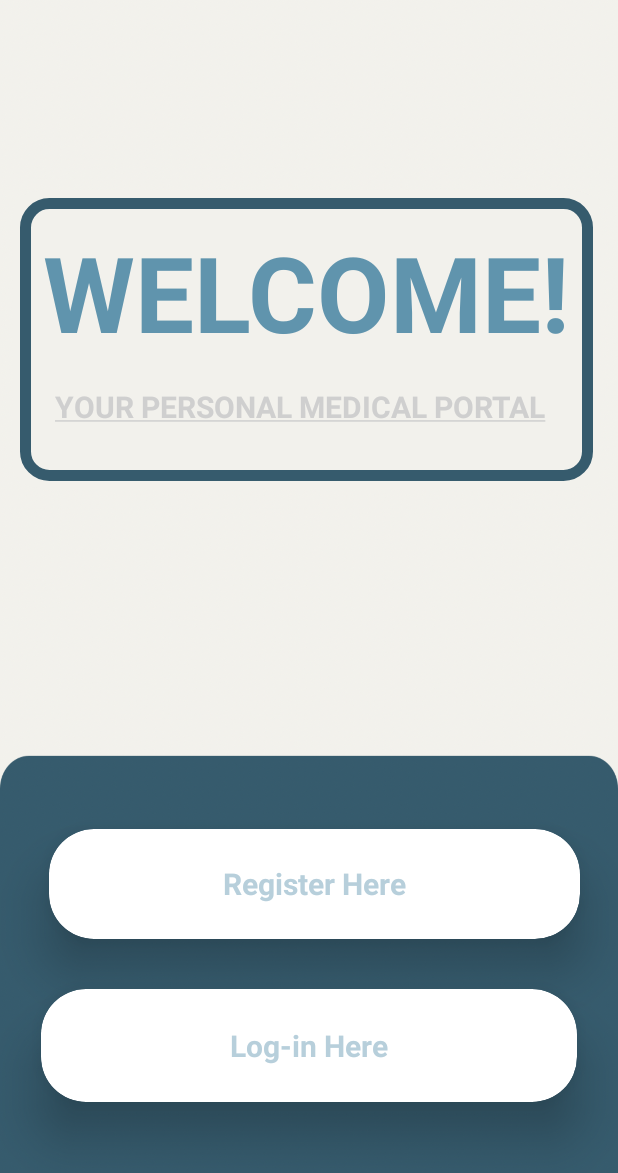
After one commit to uOttawaSEGA2023/project-project-group-26, an Android app: the layout welcomepage.xml on its own in the app's theme, with its tools: preview values and no code run, on a phone screen of 412 x 824 dp. The commit adds this screen. Shown: the top 1173 px of the screen. Run offline under Robolectric (Android 15) with nearby library versions, the phone set to English and light mode, and no system bars.

Commit message:
Adding my files, missing Registration function

```diff
--- /dev/null
+++ b/app/src/main/java/com/example/doctorregistration/WelcomePage.java
@@ -0,0 +1,43 @@
+package com.example.doctorregistration;
+
+import android.content.Intent;
+import android.os.Bundle;
+import android.view.View;
+
+import androidx.appcompat.app.AppCompatActivity;
+import androidx.cardview.widget.CardView;
+
+public class WelcomePage extends AppCompatActivity {
+    private CardView buttonForRegister;
+    private CardView buttonForLogin;
+
+    @Override
+    protected void onCreate(Bundle savedInstanceState) {
+        super.onCreate(savedInstanceState);
+        setContentView(R.layout.welcomepage);
+
+        buttonForRegister = findViewById(R.id.buttonForRegister);
+        buttonForRegister.setOnClickListener(new View.OnClickListener() {
+            @Override
+            public void onClick(View view) {
+                openDummyActivity1();
+            }
+        });
+        buttonForLogin = findViewById(R.id.buttonForLogin);
+        buttonForLogin.setOnClickListener(new View.OnClickListener() {
+            @Override
+            public void onClick(View view) {
+                openLogin();
+            }
+        });
+
+    }
+    public void openDummyActivity1(){
+        Intent intent = new Intent(this,DummyActivity1.class);
+        startActivity(intent);
+    }
+    public void openLogin(){
+        Intent intent = new Intent(this, com.example.login.Login.class);
+        startActivity(intent);
+    }
+}
--- /dev/null
+++ b/app/src/main/res/drawable/custom_edittext.xml
@@ -0,0 +1,11 @@
+<?xml version="1.0" encoding="utf-8"?>
+<shape xmlns:android="http://schemas.android.com/apk/res/android"
+    android:shape="rectangle">
+
+    <stroke
+        android:width="3dp"
+        android:color="@color/white"/>
+    <corners
+        android:radius="20dp"/>
+
+</shape>
--- /dev/null
+++ b/app/src/main/res/drawable/outlined_background.xml
@@ -0,0 +1,21 @@
+<?xml version="1.0" encoding="utf-8"?>
+<layer-list xmlns:android="http://schemas.android.com/apk/res/android">
+    <!-- Background with rounded corners -->
+    <item>
+        <shape android:shape="rectangle">
+            <solid android:color="#F2F1EC" /> <!-- Background color -->
+            <corners android:radius="16dp" /> <!-- Radius for rounded corners -->
+        </shape>
+    </item>
+
+    <!-- Outline with rounded corners -->
+    <item android:left="5dp" android:top="5dp" android:right="5dp" android:bottom="5dp">
+        <shape android:shape="rectangle">
+            <solid android:color="@android:color/transparent" /> <!-- Transparent fill color -->
+            <stroke
+                android:width="7dp"
+                android:color="#365B6D" />
+            <corners android:radius="16dp" />
+        </shape>
+    </item>
+</layer-list>
--- /dev/null
+++ b/app/src/main/res/layout/welcomepage.xml
@@ -0,0 +1,118 @@
+<?xml version="1.0" encoding="utf-8"?>
+<androidx.constraintlayout.widget.ConstraintLayout xmlns:android="http://schemas.android.com/apk/res/android"
+    xmlns:app="http://schemas.android.com/apk/res-auto"
+    xmlns:tools="http://schemas.android.com/tools"
+    android:id="@+id/linearLayoutCompat"
+    android:layout_height="match_parent"
+    android:layout_width="match_parent"
+    android:background="@drawable/background1"
+    android:gravity="center"
+    tools:context=".MainActivity"
+    tools:ignore="ExtraText">
+
+    <View
+        android:id="@+id/welcomeSign"
+        android:layout_width="391dp"
+        android:layout_height="198dp"
+        android:layout_marginTop="128dp"
+        android:layout_marginBottom="227dp"
+        android:background="@drawable/outlined_background"
+        app:layout_constraintBottom_toTopOf="@+id/buttonForRegister"
+        app:layout_constraintEnd_toEndOf="parent"
+        app:layout_constraintHorizontal_bias="0.43"
+        app:layout_constraintStart_toStartOf="parent"
+        app:layout_constraintTop_toTopOf="parent">
+
+    </View>
+
+    <TextView
+        android:id="@+id/textView"
+        android:layout_width="wrap_content"
+        android:layout_height="wrap_content"
+        android:layout_gravity="center"
+        android:layout_marginStart="20dp"
+        android:layout_marginBottom="255dp"
+        android:text="@string/welcome"
+        android:textColor="#6094AD"
+        android:textSize="70sp"
+        android:textStyle="bold"
+        app:layout_constraintBottom_toTopOf="@+id/buttonForRegister"
+        app:layout_constraintEnd_toStartOf="@+id/textView2"
+        app:layout_constraintHorizontal_bias="0.0"
+        app:layout_constraintStart_toStartOf="@id/welcomeSign"
+        app:layout_constraintTop_toTopOf="parent"
+        app:layout_constraintVertical_bias="0.728">
+
+    </TextView>
+
+    <TextView
+        android:id="@+id/textView2"
+        android:layout_width="wrap_content"
+        android:layout_height="wrap_content"
+        android:layout_gravity="center"
+        android:layout_marginTop="16dp"
+        android:text="@string/your_personal_medical_portal"
+        android:textColor="#CFCFCF"
+        android:textSize="20sp"
+        android:textStyle="bold"
+        app:layout_constraintBottom_toBottomOf="@+id/buttonForRegister"
+        app:layout_constraintHorizontal_bias="0.43"
+        app:layout_constraintLeft_toLeftOf="parent"
+        app:layout_constraintRight_toRightOf="parent"
+        app:layout_constraintTop_toBottomOf="@+id/textView"
+        app:layout_constraintVertical_bias="0.0">
+
+    </TextView>
+
+    <androidx.cardview.widget.CardView
+        android:id="@+id/buttonForRegister"
+        android:layout_width="354dp"
+        android:layout_height="73dp"
+        android:layout_marginBottom="199dp"
+        android:background="@drawable/custom_edittext"
+        app:cardCornerRadius="30dp"
+        app:cardElevation="20dp"
+        app:layout_constraintBottom_toBottomOf="parent"
+        app:layout_constraintEnd_toEndOf="parent"
+        app:layout_constraintHorizontal_bias="0.562"
+        app:layout_constraintStart_toStartOf="parent"
+        app:layout_constraintTop_toBottomOf="@+id/welcomeSign">
+
+        <TextView
+            android:id="@+id/registerText"
+            android:layout_width="wrap_content"
+            android:layout_height="wrap_content"
+            android:layout_gravity="center"
+            android:text="@string/register_here"
+            android:textColor="#B7CFDB"
+            android:textSize="20sp"
+            android:textStyle="bold" />
+    </androidx.cardview.widget.CardView>
+
+    <androidx.cardview.widget.CardView
+        android:id="@+id/buttonForLogin"
+        android:layout_width="357dp"
+        android:layout_height="75dp"
+        android:layout_marginStart="31dp"
+        android:layout_marginEnd="31dp"
+        android:layout_marginBottom="56dp"
+        android:background="@drawable/custom_edittext"
+        app:cardCornerRadius="30dp"
+        app:cardElevation="20dp"
+        app:layout_constraintBottom_toBottomOf="parent"
+        app:layout_constraintEnd_toEndOf="parent"
+        app:layout_constraintStart_toStartOf="parent"
+        app:layout_constraintTop_toBottomOf="@+id/buttonForRegister">
+
+        <TextView
+            android:id="@+id/loginText"
+            android:layout_width="wrap_content"
+            android:layout_height="wrap_content"
+            android:layout_gravity="center"
+            android:text="@string/log_in_here"
+            android:textColor="#B7CFDB"
+            android:textSize="20sp"
+            android:textStyle="bold" />
+    </androidx.cardview.widget.CardView>
+
+</androidx.constraintlayout.widget.ConstraintLayout>
--- a/app/src/main/res/values/colors.xml
+++ b/app/src/main/res/values/colors.xml
@@ -2,4 +2,5 @@
 <resources>
     <color name="black">#FF000000</color>
     <color name="white">#FFFFFFFF</color>
+
 </resources>
--- a/app/src/main/res/values/strings.xml
+++ b/app/src/main/res/values/strings.xml
@@ -1,3 +1,7 @@
 <resources>
     <string name="app_name">Doctor Registration</string>
+    <string name="your_personal_medical_portal"><u>YOUR PERSONAL MEDICAL PORTAL</u></string>
+    <string name="welcome">WELCOME!</string>
+    <string name="register_here">Register Here</string>
+    <string name="log_in_here">Log-in Here</string>
 </resources>
```
Also changed, not shown: app/src/main/res/drawable/background1.png (added).
